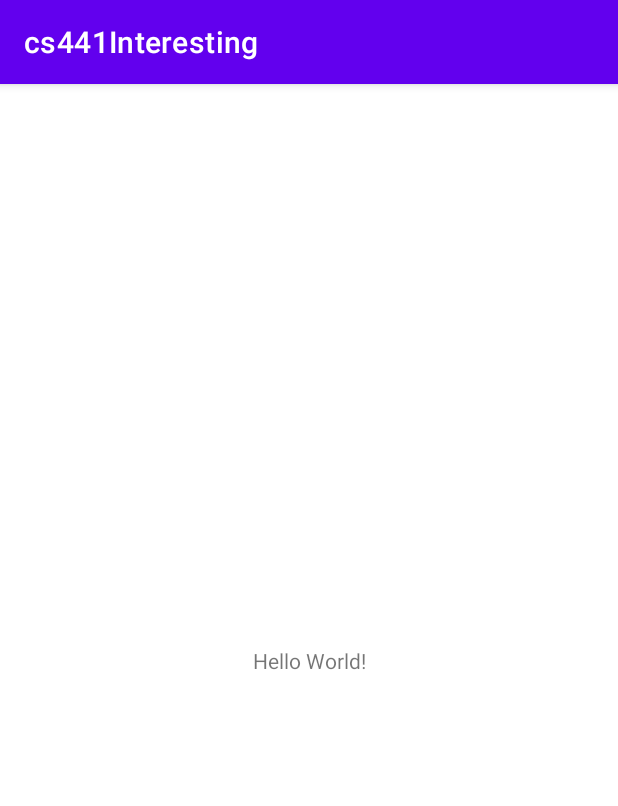
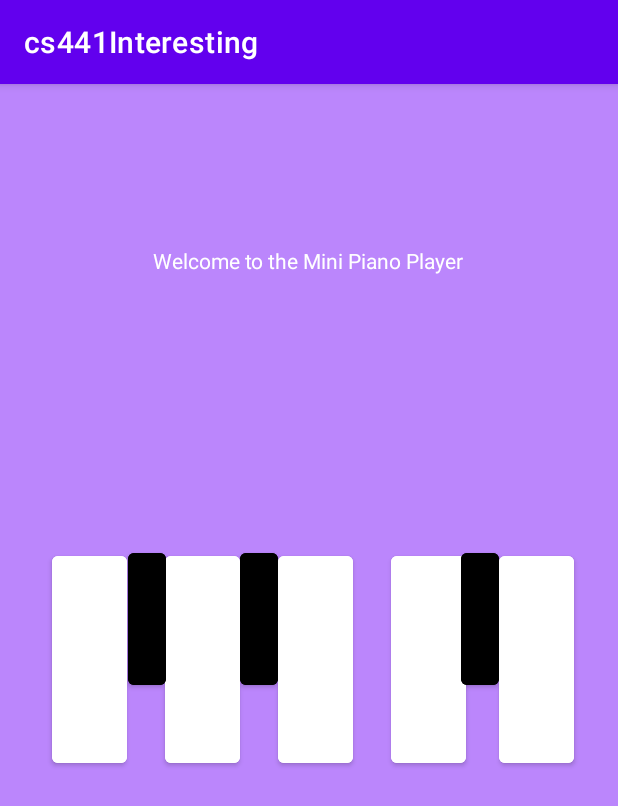
Before and after one commit to koneill7/cs441Interesting, an Android app: the screen it shows after launch (MainActivity), on a phone screen of 412 x 824 dp. Shown: the top 806 px of the screen. Run offline under Robolectric (Android 15) with nearby library versions, the phone set to English and light mode, and no system bars.

Commit message:
Piano player with audio API

```diff
--- a/app/src/main/res/layout/activity_main.xml
+++ b/app/src/main/res/layout/activity_main.xml
@@ -4,15 +4,117 @@
     xmlns:tools="http://schemas.android.com/tools"
     android:layout_width="match_parent"
     android:layout_height="match_parent"
+    android:background = "@color/purple_200"
     tools:context=".MainActivity">
 
     <TextView
+        android:id="@+id/textView"
         android:layout_width="wrap_content"
         android:layout_height="wrap_content"
-        android:text="Hello World!"
+        android:text="Welcome to the Mini Piano Player"
+        android:textColor="@color/white"
         app:layout_constraintBottom_toBottomOf="parent"
+        app:layout_constraintHorizontal_bias="0.498"
         app:layout_constraintLeft_toLeftOf="parent"
         app:layout_constraintRight_toRightOf="parent"
-        app:layout_constraintTop_toTopOf="parent" />
+        app:layout_constraintTop_toTopOf="parent"
+        app:layout_constraintVertical_bias="0.144" />
+
+    <Button
+        android:id="@+id/wh1"
+        android:layout_width="50dp"
+        android:layout_height="150dp"
+        android:backgroundTint="@color/white"
+        app:layout_constraintBottom_toBottomOf="parent"
+        app:layout_constraintEnd_toEndOf="parent"
+        app:layout_constraintHorizontal_bias="0.096"
+        app:layout_constraintStart_toStartOf="parent"
+        app:layout_constraintTop_toTopOf="parent"
+        app:layout_constraintVertical_bias="0.499" />
+
+    <Button
+        android:id="@+id/wh2"
+        android:layout_width="50dp"
+        android:layout_height="150dp"
+        android:backgroundTint="@color/white"
+        app:layout_constraintBottom_toBottomOf="parent"
+        app:layout_constraintEnd_toEndOf="parent"
+        app:layout_constraintHorizontal_bias="0.304"
+        app:layout_constraintStart_toStartOf="parent"
+        app:layout_constraintTop_toTopOf="parent"
+        app:layout_constraintVertical_bias="0.499" />
+
+    <Button
+        android:id="@+id/wh3"
+        android:layout_width="50dp"
+        android:layout_height="150dp"
+        android:backgroundTint="@color/white"
+        app:layout_constraintBottom_toBottomOf="parent"
+        app:layout_constraintEnd_toEndOf="parent"
+        app:layout_constraintHorizontal_bias="0.512"
+        app:layout_constraintStart_toStartOf="parent"
+        app:layout_constraintTop_toTopOf="parent"
+        app:layout_constraintVertical_bias="0.499" />
+
+    <Button
+        android:id="@+id/wh4"
+        android:layout_width="50dp"
+        android:layout_height="150dp"
+        android:backgroundTint="@color/white"
+        app:layout_constraintBottom_toBottomOf="parent"
+        app:layout_constraintEnd_toEndOf="parent"
+        app:layout_constraintHorizontal_bias="0.72"
+        app:layout_constraintStart_toStartOf="parent"
+        app:layout_constraintTop_toTopOf="parent"
+        app:layout_constraintVertical_bias="0.499" />
+
+    <Button
+        android:id="@+id/wh5"
+        android:layout_width="50dp"
+        android:layout_height="150dp"
+        android:backgroundTint="@color/white"
+        app:layout_constraintBottom_toBottomOf="parent"
+        app:layout_constraintEnd_toEndOf="parent"
+        app:layout_constraintHorizontal_bias="0.919"
+        app:layout_constraintStart_toStartOf="parent"
+        app:layout_constraintTop_toTopOf="parent"
+        app:layout_constraintVertical_bias="0.499" />
+
+    <Button
+        android:id="@+id/bl1"
+        android:layout_width="25dp"
+        android:layout_height="100dp"
+        android:backgroundTint="@color/black"
+        app:layout_constraintBottom_toBottomOf="parent"
+        app:layout_constraintEnd_toEndOf="parent"
+        app:layout_constraintHorizontal_bias="0.22"
+        app:layout_constraintStart_toStartOf="parent"
+        app:layout_constraintTop_toTopOf="parent"
+        app:layout_constraintVertical_bias="0.459" />
+
+    <Button
+        android:id="@+id/bl2"
+        android:layout_width="25dp"
+        android:layout_height="100dp"
+        android:backgroundTint="@color/black"
+        app:layout_constraintBottom_toBottomOf="parent"
+        app:layout_constraintEnd_toEndOf="parent"
+        app:layout_constraintHorizontal_bias="0.414"
+        app:layout_constraintStart_toStartOf="parent"
+        app:layout_constraintTop_toTopOf="parent"
+        app:layout_constraintVertical_bias="0.459" />
+
+    <Button
+        android:id="@+id/bl3"
+        android:layout_width="25dp"
+        android:layout_height="100dp"
+        android:backgroundTint="@color/black"
+        app:layout_constraintBottom_toBottomOf="parent"
+        app:layout_constraintEnd_toEndOf="parent"
+        app:layout_constraintHorizontal_bias="0.795"
+        app:layout_constraintStart_toStartOf="parent"
+        app:layout_constraintTop_toTopOf="parent"
+        app:layout_constraintVertical_bias="0.459" />
+
 
 </androidx.constraintlayout.widget.ConstraintLayout>
```
